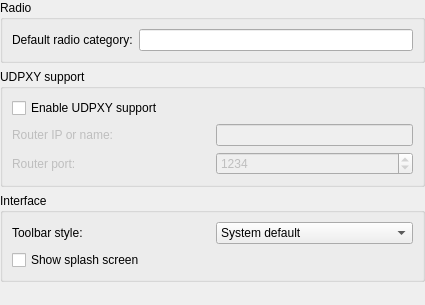
Above: src/ui/settings-editor/SettingsEditorCommon.ui from ntadej/tano before the change. Below: the same form after it.
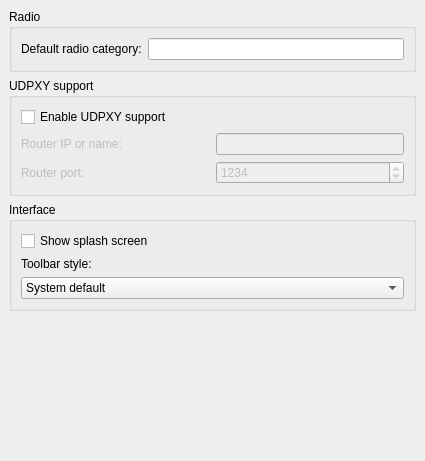
That is the form after the change. Icons and pictures are not drawn.

```diff
--- a/src/ui/settings-editor/SettingsEditorCommon.ui
+++ b/src/ui/settings-editor/SettingsEditorCommon.ui
@@ -7,7 +7,7 @@
     <x>0</x>
     <y>0</y>
     <width>425</width>
-    <height>305</height>
+    <height>461</height>
    </rect>
   </property>
   <property name="windowIcon">
@@ -19,6 +19,24 @@
     <number>0</number>
    </property>
    <item>
+    <widget class="QScrollArea" name="scrollArea">
+     <property name="frameShape">
+      <enum>QFrame::NoFrame</enum>
+     </property>
+     <property name="widgetResizable">
+      <bool>true</bool>
+     </property>
+     <widget class="QWidget" name="scrollAreaWidgetContents">
+      <property name="geometry">
+       <rect>
+        <x>0</x>
+        <y>0</y>
+        <width>425</width>
+        <height>461</height>
+       </rect>
+      </property>
+      <layout class="QVBoxLayout" name="verticalLayout_2">
+       <item>
     <widget class="QGroupBox" name="groupRadio">
      <property name="title">
       <string>Radio</string>
@@ -104,15 +122,22 @@
      <property name="title">
       <string>Interface</string>
      </property>
-     <layout class="QGridLayout" name="gridLayout_2">
-      <item row="0" column="0">
+         <layout class="QVBoxLayout" name="verticalLayout_3">
+          <item>
+           <widget class="QCheckBox" name="checkSplash">
+            <property name="text">
+             <string>Show splash screen</string>
+            </property>
+           </widget>
+          </item>
+          <item>
        <widget class="QLabel" name="labelToolbarStyle">
         <property name="text">
          <string>Toolbar style:</string>
         </property>
        </widget>
       </item>
-      <item row="0" column="1">
+          <item>
        <widget class="QComboBox" name="comboToolbarLook">
         <property name="currentIndex">
          <number>4</number>
@@ -144,13 +169,6 @@
         </item>
        </widget>
       </item>
-      <item row="1" column="0" colspan="2">
-       <widget class="QCheckBox" name="checkSplash">
-        <property name="text">
-         <string>Show splash screen</string>
-        </property>
-       </widget>
-      </item>
      </layout>
     </widget>
    </item>
@@ -161,11 +179,15 @@
      </property>
      <property name="sizeHint" stdset="0">
       <size>
-       <width>20</width>
-       <height>40</height>
+           <width>0</width>
+           <height>113</height>
       </size>
      </property>
     </spacer>
+       </item>
+      </layout>
+     </widget>
+    </widget>
    </item>
   </layout>
  </widget>
```
Lines whose indentation alone changed are shown as unchanged.
